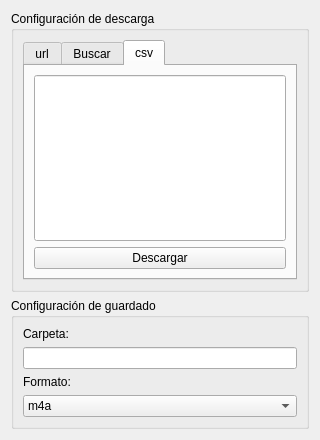
This is form.ui in adnksharp/pySide6-yt-downloader as Qt 5 draws it before an edit. The edited form follows.
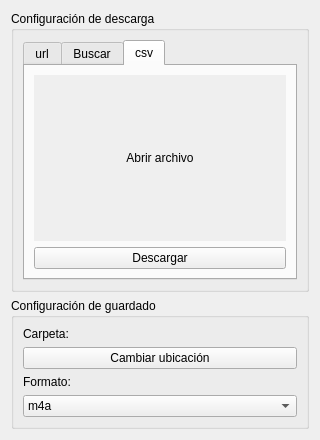
This is the edited form. The open tabs and pages were chosen to show the change.

Diff of the .ui file:
```diff
--- a/form.ui
+++ b/form.ui
@@ -71,9 +71,9 @@
          </attribute>
          <layout class="QVBoxLayout" name="verticalLayout_3">
           <item>
-           <widget class="QLineEdit" name="lineEdit">
+           <widget class="QPushButton" name="getf">
             <property name="sizePolicy">
-             <sizepolicy hsizetype="Expanding" vsizetype="Minimum">
+             <sizepolicy hsizetype="Minimum" vsizetype="Expanding">
               <horstretch>0</horstretch>
               <verstretch>0</verstretch>
              </sizepolicy>
@@ -81,10 +81,13 @@
             <property name="cursor">
              <cursorShape>PointingHandCursor</cursorShape>
             </property>
-            <property name="frame">
+            <property name="autoFillBackground">
              <bool>true</bool>
             </property>
-            <property name="readOnly">
+            <property name="text">
+             <string>Abrir archivo</string>
+            </property>
+            <property name="flat">
              <bool>true</bool>
             </property>
            </widget>
@@ -120,21 +123,12 @@
        </widget>
       </item>
       <item>
-       <widget class="QLineEdit" name="lineEdit_2">
-        <property name="sizePolicy">
-         <sizepolicy hsizetype="Expanding" vsizetype="Minimum">
-          <horstretch>0</horstretch>
-          <verstretch>0</verstretch>
-         </sizepolicy>
-        </property>
+       <widget class="QPushButton" name="chd">
         <property name="cursor">
          <cursorShape>PointingHandCursor</cursorShape>
         </property>
-        <property name="frame">
-         <bool>true</bool>
-        </property>
-        <property name="readOnly">
-         <bool>true</bool>
+        <property name="text">
+         <string>Cambiar ubicación</string>
         </property>
        </widget>
       </item>
```
Left out of the diff: 6 changed lines with no effect on the pictures.
